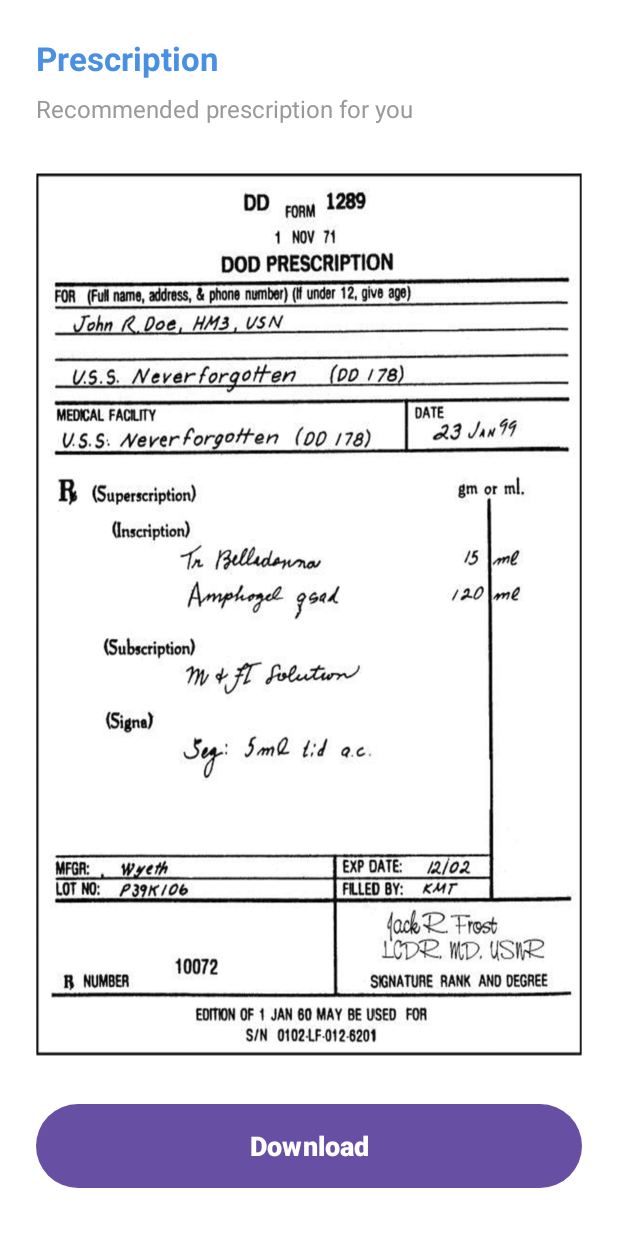
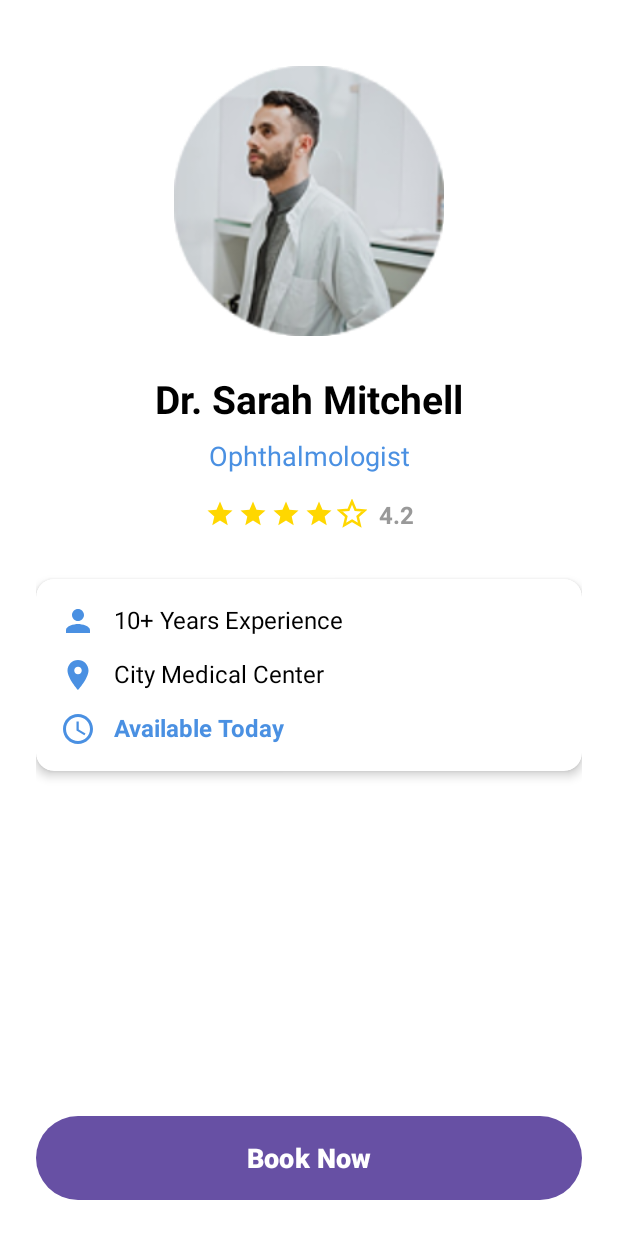
Before and after one commit to asmRakibulHasan/SmartHospitalManagementSystem, an Android app: the PatientFragment screen opened through its navigation route, after a tap on "Profile", on a phone screen of 412 x 824 dp. Run offline under Robolectric (Android 15) with nearby library versions, the phone set to English and light mode, and no system bars.

Commit message:
- doctor profile implemented

```diff
--- /dev/null
+++ b/app/src/main/java/com/example/smarthospitalmanagementsystem/BookingFragment.kt
@@ -0,0 +1,59 @@
+package com.example.smarthospitalmanagementsystem
+
+import android.os.Bundle
+import androidx.fragment.app.Fragment
+import android.view.LayoutInflater
+import android.view.View
+import android.view.ViewGroup
+
+// TODO: Rename parameter arguments, choose names that match
+// the fragment initialization parameters, e.g. ARG_ITEM_NUMBER
+private const val ARG_PARAM1 = "param1"
+private const val ARG_PARAM2 = "param2"
+
+/**
+ * A simple [Fragment] subclass.
+ * Use the [BookingFragment.newInstance] factory method to
+ * create an instance of this fragment.
+ */
+class BookingFragment : Fragment() {
+    // TODO: Rename and change types of parameters
+    private var param1: String? = null
+    private var param2: String? = null
+
+    override fun onCreate(savedInstanceState: Bundle?) {
+        super.onCreate(savedInstanceState)
+        arguments?.let {
+            param1 = it.getString(ARG_PARAM1)
+            param2 = it.getString(ARG_PARAM2)
+        }
+    }
+
+    override fun onCreateView(
+        inflater: LayoutInflater, container: ViewGroup?,
+        savedInstanceState: Bundle?
+    ): View? {
+        // Inflate the layout for this fragment
+        return inflater.inflate(R.layout.fragment_booking, container, false)
+    }
+
+    companion object {
+        /**
+         * Use this factory method to create a new instance of
+         * this fragment using the provided parameters.
+         *
+         * @param param1 Parameter 1.
+         * @param param2 Parameter 2.
+         * @return A new instance of fragment BookingFragment.
+         */
+        // TODO: Rename and change types and number of parameters
+        @JvmStatic
+        fun newInstance(param1: String, param2: String) =
+            BookingFragment().apply {
+                arguments = Bundle().apply {
+                    putString(ARG_PARAM1, param1)
+                    putString(ARG_PARAM2, param2)
+                }
+            }
+    }
+}
--- /dev/null
+++ b/app/src/main/java/com/example/smarthospitalmanagementsystem/DoctorProfileFragment.kt
@@ -0,0 +1,95 @@
+package com.example.smarthospitalmanagementsystem
+
+import android.os.Bundle
+import android.util.Log
+import android.view.LayoutInflater
+import android.view.View
+import android.view.ViewGroup
+import androidx.fragment.app.Fragment
+import androidx.navigation.fragment.findNavController
+import com.example.smarthospitalmanagementsystem.databinding.FragmentDoctorProfileBinding
+
+class DoctorProfileFragment : Fragment() {
+
+    private var _binding: FragmentDoctorProfileBinding? = null
+    private val binding get() = _binding!!
+
+    // Demo doctor data - hardcoded for demo purposes
+    private val doctorName = "Dr. Sarah Mitchell"
+    private val doctorSpecialty = "Ophthalmologist"
+    private val doctorRating = 4.2f
+    private val doctorImageRes = R.drawable.doctor_photo_background
+
+    override fun onCreate(savedInstanceState: Bundle?) {
+        super.onCreate(savedInstanceState)
+    }
+
+    override fun onCreateView(
+        inflater: LayoutInflater, container: ViewGroup?,
+        savedInstanceState: Bundle?
+    ): View? {
+        _binding = FragmentDoctorProfileBinding.inflate(inflater, container, false)
+        return binding.root
+    }
+
+    override fun onViewCreated(view: View, savedInstanceState: Bundle?) {
+        super.onViewCreated(view, savedInstanceState)
+
+        // Setup doctor profile data with demo data
+        setupDoctorProfile()
+
+        // Setup click listeners
+        setupClickListeners()
+    }
+
+    private fun setupDoctorProfile() {
+        // Set demo doctor image
+        binding.imgDoctor.setImageResource(doctorImageRes)
+
+        // Set demo doctor name
+        binding.tvDoctorName.text = doctorName
+
+        // Set demo doctor specialty
+        binding.tvDoctorSpecialty.text = doctorSpecialty
+
+        // Set demo doctor rating
+        binding.tvRating.text = doctorRating.toString()
+
+        // Update stars based on rating
+        updateStarRating(doctorRating)
+
+        Log.d("DoctorProfileFragment", "Doctor profile setup completed with demo data")
+        Log.d("DoctorProfileFragment", "Name: $doctorName, Specialty: $doctorSpecialty, Rating: $doctorRating")
+    }
+
+    private fun updateStarRating(rating: Float) {
+        // Demo implementation - keeping static stars as defined in XML
+        Log.d("DoctorProfileFragment", "Rating updated to: $rating")
+    }
+
+    private fun setupClickListeners() {
+        // Book Now button click listener
+        binding.btnBookNow.setOnClickListener {
+            navigateToBooking()
+        }
+    }
+
+    private fun navigateToBooking() {
+        try {
+            Log.d("DoctorProfileFragment", "Navigating to BookingFragment")
+            Log.d("DoctorProfileFragment", "Doctor: $doctorName")
+
+            // Navigate to BookingFragment - no data passing needed for demo
+            findNavController().navigate(R.id.action_doctorProfileFragment_to_bookingFragment)
+
+
+        } catch (e: Exception) {
+            Log.e("DoctorProfileFragment", "Navigation failed: ${e.message}")
+        }
+    }
+
+    override fun onDestroyView() {
+        super.onDestroyView()
+        _binding = null
+    }
+}
--- a/app/src/main/java/com/example/smarthospitalmanagementsystem/PatientFragment.kt
+++ b/app/src/main/java/com/example/smarthospitalmanagementsystem/PatientFragment.kt
@@ -39,20 +39,10 @@ class PatientFragment : Fragment() {
             Doctor(R.drawable.doctor_photo_background, "Dr. Emily Carter", "General Practitioner", 3.6f),
             Doctor(R.drawable.doctor_photo_background, "Dr. James Wright", "Dermatologist", 5.0f),
             Doctor(R.drawable.doctor_photo_background, "Dr. Olivia Evans", "Psychiatrist", 4.8f),
-            Doctor(R.drawable.doctor_photo_background, "Dr. William Harris", "Neurologist", 3.5f),
-            Doctor(R.drawable.doctor_photo_background, "Dr. Mia Thompson", "Oncologist", 4.3f),
-            Doctor(R.drawable.doctor_photo_background, "Dr. Benjamin Scott", "Pediatrician", 3.6f),
-            Doctor(R.drawable.doctor_photo_background, "Dr. Ava Martinez", "General Practitioner", 4.8f),
-            Doctor(R.drawable.doctor_photo_background, "Dr. Lucas Clark", "Dermatologist", 4.1f),
-            Doctor(R.drawable.doctor_photo_background, "Dr. Isabella Lewis", "Cardiologist", 3.6f),
-            Doctor(R.drawable.doctor_photo_background, "Dr. Henry Walker", "Ophthalmologist", 4.6f),
-            Doctor(R.drawable.doctor_photo_background, "Dr. Charlotte Young", "Psychiatrist", 4.8f),
-            Doctor(R.drawable.doctor_photo_background, "Dr. Alexander Hill", "Dermatologist", 4.5f),
-            Doctor(R.drawable.doctor_photo_background, "Dr. Amelia Green", "Neurologist", 4.1f)
         )
 
         doctorAdapter = DoctorAdapter(doctors) { doctor ->
-            findNavController().navigate(R.id.action_patientFragment_to_prescriptionFragment)
+            findNavController().navigate(R.id.action_patientFragment_to_doctorProfileFragment)
         }
         binding.recyclerDoctors.adapter = doctorAdapter
         binding.recyclerDoctors.layoutManager = LinearLayoutManager(requireContext())
--- /dev/null
+++ b/app/src/main/java/com/example/smarthospitalmanagementsystem/PaymentFragment.kt
@@ -0,0 +1,59 @@
+package com.example.smarthospitalmanagementsystem
+
+import android.os.Bundle
+import androidx.fragment.app.Fragment
+import android.view.LayoutInflater
+import android.view.View
+import android.view.ViewGroup
+
+// TODO: Rename parameter arguments, choose names that match
+// the fragment initialization parameters, e.g. ARG_ITEM_NUMBER
+private const val ARG_PARAM1 = "param1"
+private const val ARG_PARAM2 = "param2"
+
+/**
+ * A simple [Fragment] subclass.
+ * Use the [PaymentFragment.newInstance] factory method to
+ * create an instance of this fragment.
+ */
+class PaymentFragment : Fragment() {
+    // TODO: Rename and change types of parameters
+    private var param1: String? = null
+    private var param2: String? = null
+
+    override fun onCreate(savedInstanceState: Bundle?) {
+        super.onCreate(savedInstanceState)
+        arguments?.let {
+            param1 = it.getString(ARG_PARAM1)
+            param2 = it.getString(ARG_PARAM2)
+        }
+    }
+
+    override fun onCreateView(
+        inflater: LayoutInflater, container: ViewGroup?,
+        savedInstanceState: Bundle?
+    ): View? {
+        // Inflate the layout for this fragment
+        return inflater.inflate(R.layout.fragment_payment, container, false)
+    }
+
+    companion object {
+        /**
+         * Use this factory method to create a new instance of
+         * this fragment using the provided parameters.
+         *
+         * @param param1 Parameter 1.
+         * @param param2 Parameter 2.
+         * @return A new instance of fragment PaymentFragment.
+         */
+        // TODO: Rename and change types and number of parameters
+        @JvmStatic
+        fun newInstance(param1: String, param2: String) =
+            PaymentFragment().apply {
+                arguments = Bundle().apply {
+                    putString(ARG_PARAM1, param1)
+                    putString(ARG_PARAM2, param2)
+                }
+            }
+    }
+}
--- /dev/null
+++ b/app/src/main/res/drawable/ic_experience.xml
@@ -0,0 +1,9 @@
+<vector xmlns:android="http://schemas.android.com/apk/res/android"
+    android:width="24dp"
+    android:height="24dp"
+    android:viewportWidth="24"
+    android:viewportHeight="24">
+    <path
+        android:fillColor="#000000"
+        android:pathData="M12,12c2.21,0 4,-1.79 4,-4s-1.79,-4 -4,-4 -4,1.79 -4,4 1.79,4 4,4zm0,2c-2.67,0 -8,1.34 -8,4v2h16v-2c0,-2.66 -5.33,-4 -8,-4z" />
+</vector>
--- /dev/null
+++ b/app/src/main/res/drawable/ic_location.xml
@@ -0,0 +1,9 @@
+<vector xmlns:android="http://schemas.android.com/apk/res/android"
+    android:width="24dp"
+    android:height="24dp"
+    android:viewportWidth="24"
+    android:viewportHeight="24">
+    <path
+        android:fillColor="#000000"
+        android:pathData="M12,2C8.13,2 5,5.13 5,9c0,5.25 7,13 7,13s7,-7.75 7,-13c0,-3.87 -3.13,-7 -7,-7zm0,9.5c-1.38,0 -2.5,-1.12 -2.5,-2.5s1.12,-2.5 2.5,-2.5 2.5,1.12 2.5,2.5 -1.12,2.5 -2.5,2.5z" />
+</vector>
--- /dev/null
+++ b/app/src/main/res/drawable/ic_star.xml
@@ -0,0 +1,9 @@
+<vector xmlns:android="http://schemas.android.com/apk/res/android"
+    android:width="24dp"
+    android:height="24dp"
+    android:viewportWidth="24"
+    android:viewportHeight="24">
+    <path
+        android:fillColor="#FFD700"
+        android:pathData="M12,17.27L18.18,21L16.54,13.97L22,9.24L14.81,8.62L12,2L9.19,8.62L2,9.24L7.46,13.97L5.82,21L12,17.27Z"/>
+</vector>
--- /dev/null
+++ b/app/src/main/res/drawable/ic_star_outline.xml
@@ -0,0 +1,11 @@
+<vector xmlns:android="http://schemas.android.com/apk/res/android"
+    android:width="24dp"
+    android:height="24dp"
+    android:viewportWidth="24"
+    android:viewportHeight="24">
+    <path
+        android:fillColor="@android:color/transparent"
+        android:strokeColor="#FFD700"
+        android:strokeWidth="2"
+        android:pathData="M12,17.27L18.18,21L16.54,13.97L22,9.24L14.81,8.62L12,2L9.19,8.62L2,9.24L7.46,13.97L5.82,21L12,17.27Z"/>
+</vector>
--- /dev/null
+++ b/app/src/main/res/drawable/ic_time.xml
@@ -0,0 +1,12 @@
+<vector xmlns:android="http://schemas.android.com/apk/res/android"
+    android:width="24dp"
+    android:height="24dp"
+    android:viewportWidth="24"
+    android:viewportHeight="24">
+    <path
+        android:fillColor="#000000"
+        android:pathData="M11.99,2C6.47,2 2,6.48 2,12s4.47,10 9.99,10C17.52,22 22,17.52 22,12S17.52,2 11.99,2zM12,20c-4.42,0 -8,-3.58 -8,-8s3.58,-8 8,-8 8,3.58 8,8 -3.58,8 -8,8z" />
+    <path
+        android:fillColor="#000000"
+        android:pathData="M12.5,7H11v6l5.25,3.15 0.75,-1.23 -4.5,-2.67z" />
+</vector>
--- /dev/null
+++ b/app/src/main/res/layout/fragment_booking.xml
@@ -0,0 +1,14 @@
+<?xml version="1.0" encoding="utf-8"?>
+<FrameLayout xmlns:android="http://schemas.android.com/apk/res/android"
+    xmlns:tools="http://schemas.android.com/tools"
+    android:layout_width="match_parent"
+    android:layout_height="match_parent"
+    tools:context=".BookingFragment">
+
+    <!-- TODO: Update blank fragment layout -->
+    <TextView
+        android:layout_width="match_parent"
+        android:layout_height="match_parent"
+        android:text="@string/hello_blank_fragment" />
+
+</FrameLayout>
--- /dev/null
+++ b/app/src/main/res/layout/fragment_doctor_profile.xml
@@ -0,0 +1,228 @@
+<?xml version="1.0" encoding="utf-8"?>
+<androidx.constraintlayout.widget.ConstraintLayout
+    xmlns:android="http://schemas.android.com/apk/res/android"
+    xmlns:app="http://schemas.android.com/apk/res-auto"
+    xmlns:tools="http://schemas.android.com/tools"
+    android:layout_width="match_parent"
+    android:layout_height="match_parent"
+    android:padding="24dp"
+    android:background="@android:color/white"
+    tools:context=".DoctorProfileFragment">
+
+    <!-- Doctor Image -->
+    <ImageView
+        android:id="@+id/imgDoctor"
+        android:layout_width="180dp"
+        android:layout_height="180dp"
+        android:layout_marginTop="20dp"
+        android:scaleType="centerCrop"
+        android:contentDescription="Doctor Photo"
+        app:layout_constraintTop_toTopOf="parent"
+        app:layout_constraintStart_toStartOf="parent"
+        app:layout_constraintEnd_toEndOf="parent"
+        android:background="@drawable/doctor_photo_background" />
+
+    <!-- Doctor Name -->
+    <TextView
+        android:id="@+id/tvDoctorName"
+        android:layout_width="0dp"
+        android:layout_height="wrap_content"
+        android:text="Dr. Sarah Mitchell"
+        android:textSize="26sp"
+        android:textStyle="bold"
+        android:textColor="@android:color/black"
+        android:gravity="center"
+        app:layout_constraintTop_toBottomOf="@id/imgDoctor"
+        app:layout_constraintStart_toStartOf="parent"
+        app:layout_constraintEnd_toEndOf="parent"
+        android:layout_marginTop="24dp" />
+
+    <!-- Doctor Specialty -->
+    <TextView
+        android:id="@+id/tvDoctorSpecialty"
+        android:layout_width="0dp"
+        android:layout_height="wrap_content"
+        android:text="Ophthalmologist"
+        android:textSize="18sp"
+        android:textColor="@color/label_color"
+        android:gravity="center"
+        app:layout_constraintTop_toBottomOf="@id/tvDoctorName"
+        app:layout_constraintStart_toStartOf="parent"
+        app:layout_constraintEnd_toEndOf="parent"
+        android:layout_marginTop="8dp" />
+
+    <!-- Rating Section -->
+    <LinearLayout
+        android:id="@+id/llRatingSection"
+        android:layout_width="wrap_content"
+        android:layout_height="wrap_content"
+        android:orientation="horizontal"
+        android:gravity="center"
+        app:layout_constraintTop_toBottomOf="@id/tvDoctorSpecialty"
+        app:layout_constraintStart_toStartOf="parent"
+        app:layout_constraintEnd_toEndOf="parent"
+        android:layout_marginTop="16dp">
+
+        <!-- Rating Stars -->
+        <LinearLayout
+            android:id="@+id/llStars"
+            android:layout_width="wrap_content"
+            android:layout_height="wrap_content"
+            android:orientation="horizontal"
+            android:layout_marginEnd="8dp">
+
+            <ImageView
+                android:layout_width="20dp"
+                android:layout_height="20dp"
+                android:src="@drawable/ic_star"
+                android:layout_marginEnd="2dp"
+                app:tint="#FFD700" />
+
+            <ImageView
+                android:layout_width="20dp"
+                android:layout_height="20dp"
+                android:src="@drawable/ic_star"
+                android:layout_marginEnd="2dp"
+                app:tint="#FFD700" />
+
+            <ImageView
+                android:layout_width="20dp"
+                android:layout_height="20dp"
+                android:src="@drawable/ic_star"
+                android:layout_marginEnd="2dp"
+                app:tint="#FFD700" />
+
+            <ImageView
+                android:layout_width="20dp"
+                android:layout_height="20dp"
+                android:src="@drawable/ic_star"
+                android:layout_marginEnd="2dp"
+                app:tint="#FFD700" />
+
+            <ImageView
+                android:layout_width="20dp"
+                android:layout_height="20dp"
+                android:src="@drawable/ic_star_outline"
+                app:tint="#FFD700" />
+
+        </LinearLayout>
+
+        <!-- Rating Text -->
+        <TextView
+            android:id="@+id/tvRating"
+            android:layout_width="wrap_content"
+            android:layout_height="wrap_content"
+            android:text="4.2"
+            android:textSize="16sp"
+            android:textStyle="bold"
+            android:textColor="@color/hint_color" />
+
+    </LinearLayout>
+
+    <!-- Doctor Details Card -->
+    <androidx.cardview.widget.CardView
+        android:id="@+id/cvDoctorDetails"
+        android:layout_width="0dp"
+        android:layout_height="wrap_content"
+        android:layout_marginTop="32dp"
+        app:cardCornerRadius="12dp"
+        app:cardElevation="4dp"
+        app:layout_constraintTop_toBottomOf="@id/llRatingSection"
+        app:layout_constraintStart_toStartOf="parent"
+        app:layout_constraintEnd_toEndOf="parent">
+
+        <LinearLayout
+            android:layout_width="match_parent"
+            android:layout_height="wrap_content"
+            android:orientation="vertical"
+            android:padding="16dp">
+
+            <!-- Experience -->
+            <LinearLayout
+                android:layout_width="match_parent"
+                android:layout_height="wrap_content"
+                android:orientation="horizontal"
+                android:layout_marginBottom="12dp">
+
+                <ImageView
+                    android:layout_width="24dp"
+                    android:layout_height="24dp"
+                    android:src="@drawable/ic_experience"
+                    android:layout_marginEnd="12dp"
+                    app:tint="@color/label_color" />
+
+                <TextView
+                    android:layout_width="wrap_content"
+                    android:layout_height="wrap_content"
+                    android:text="10+ Years Experience"
+                    android:textSize="16sp"
+                    android:textColor="@android:color/black" />
+
+            </LinearLayout>
+
+            <!-- Location -->
+            <LinearLayout
+                android:layout_width="match_parent"
+                android:layout_height="wrap_content"
+                android:orientation="horizontal"
+                android:layout_marginBottom="12dp">
+
+                <ImageView
+                    android:layout_width="24dp"
+                    android:layout_height="24dp"
+                    android:src="@drawable/ic_location"
+                    android:layout_marginEnd="12dp"
+                    app:tint="@color/label_color" />
+
+                <TextView
+                    android:layout_width="wrap_content"
+                    android:layout_height="wrap_content"
+                    android:text="City Medical Center"
+                    android:textSize="16sp"
+                    android:textColor="@android:color/black" />
+
+            </LinearLayout>
+
+            <!-- Availability -->
+            <LinearLayout
+                android:layout_width="match_parent"
+                android:layout_height="wrap_content"
+                android:orientation="horizontal">
+
+                <ImageView
+                    android:layout_width="24dp"
+                    android:layout_height="24dp"
+                    android:src="@drawable/ic_time"
+                    android:layout_marginEnd="12dp"
+                    app:tint="@color/label_color" />
+
+                <TextView
+                    android:layout_width="wrap_content"
+                    android:layout_height="wrap_content"
+                    android:text="Available Today"
+                    android:textSize="16sp"
+                    android:textColor="@color/label_color"
+                    android:textStyle="bold" />
+
+            </LinearLayout>
+
+        </LinearLayout>
+
+    </androidx.cardview.widget.CardView>
+
+    <!-- Book Now Button -->
+    <Button
+        android:id="@+id/btnBookNow"
+        android:layout_width="0dp"
+        android:layout_height="56dp"
+        android:text="Book Now"
+        android:textSize="18sp"
+        android:textColor="@android:color/white"
+        android:textStyle="bold"
+        android:background="@drawable/button_primary"
+        android:elevation="4dp"
+        app:layout_constraintBottom_toBottomOf="parent"
+        app:layout_constraintStart_toStartOf="parent"
+        app:layout_constraintEnd_toEndOf="parent" />
+
+</androidx.constraintlayout.widget.ConstraintLayout>
--- /dev/null
+++ b/app/src/main/res/layout/fragment_payment.xml
@@ -0,0 +1,14 @@
+<?xml version="1.0" encoding="utf-8"?>
+<FrameLayout xmlns:android="http://schemas.android.com/apk/res/android"
+    xmlns:tools="http://schemas.android.com/tools"
+    android:layout_width="match_parent"
+    android:layout_height="match_parent"
+    tools:context=".PaymentFragment">
+
+    <!-- TODO: Update blank fragment layout -->
+    <TextView
+        android:layout_width="match_parent"
+        android:layout_height="match_parent"
+        android:text="@string/hello_blank_fragment" />
+
+</FrameLayout>
--- a/app/src/main/res/navigation/my_nav.xml
+++ b/app/src/main/res/navigation/my_nav.xml
@@ -44,8 +44,8 @@
         android:label="fragment_patient"
         tools:layout="@layout/fragment_patient" >
         <action
-            android:id="@+id/action_patientFragment_to_prescriptionFragment"
-            app:destination="@id/prescriptionFragment" />
+            android:id="@+id/action_patientFragment_to_doctorProfileFragment"
+            app:destination="@id/doctorProfileFragment" />
     </fragment>
     <fragment
         android:id="@+id/doctorFragment"
@@ -75,4 +75,27 @@
             android:id="@+id/action_userFragment_to_patientFragment"
             app:destination="@id/patientFragment" />
     </fragment>
+    <fragment
+        android:id="@+id/doctorProfileFragment"
+        android:name="com.example.smarthospitalmanagementsystem.DoctorProfileFragment"
+        android:label="fragment_doctor_profile"
+        tools:layout="@layout/fragment_doctor_profile" >
+        <action
+            android:id="@+id/action_doctorProfileFragment_to_bookingFragment"
+            app:destination="@id/bookingFragment" />
+    </fragment>
+    <fragment
+        android:id="@+id/bookingFragment"
+        android:name="com.example.smarthospitalmanagementsystem.BookingFragment"
+        android:label="fragment_booking"
+        tools:layout="@layout/fragment_booking" >
+        <action
+            android:id="@+id/action_bookingFragment_to_paymentFragment"
+            app:destination="@id/paymentFragment" />
+    </fragment>
+    <fragment
+        android:id="@+id/paymentFragment"
+        android:name="com.example.smarthospitalmanagementsystem.PaymentFragment"
+        android:label="fragment_payment"
+        tools:layout="@layout/fragment_payment" />
 </navigation>
```
